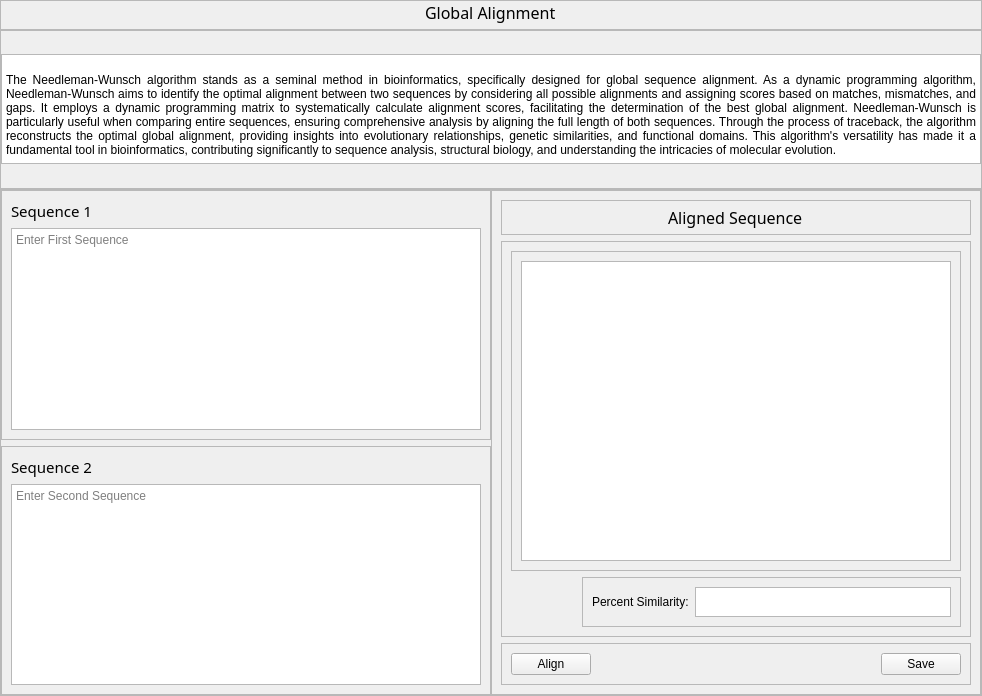
Old version of the form ui/tabs/global_align.ui in the repository bryancastillo10/BioBytes-PairSync.
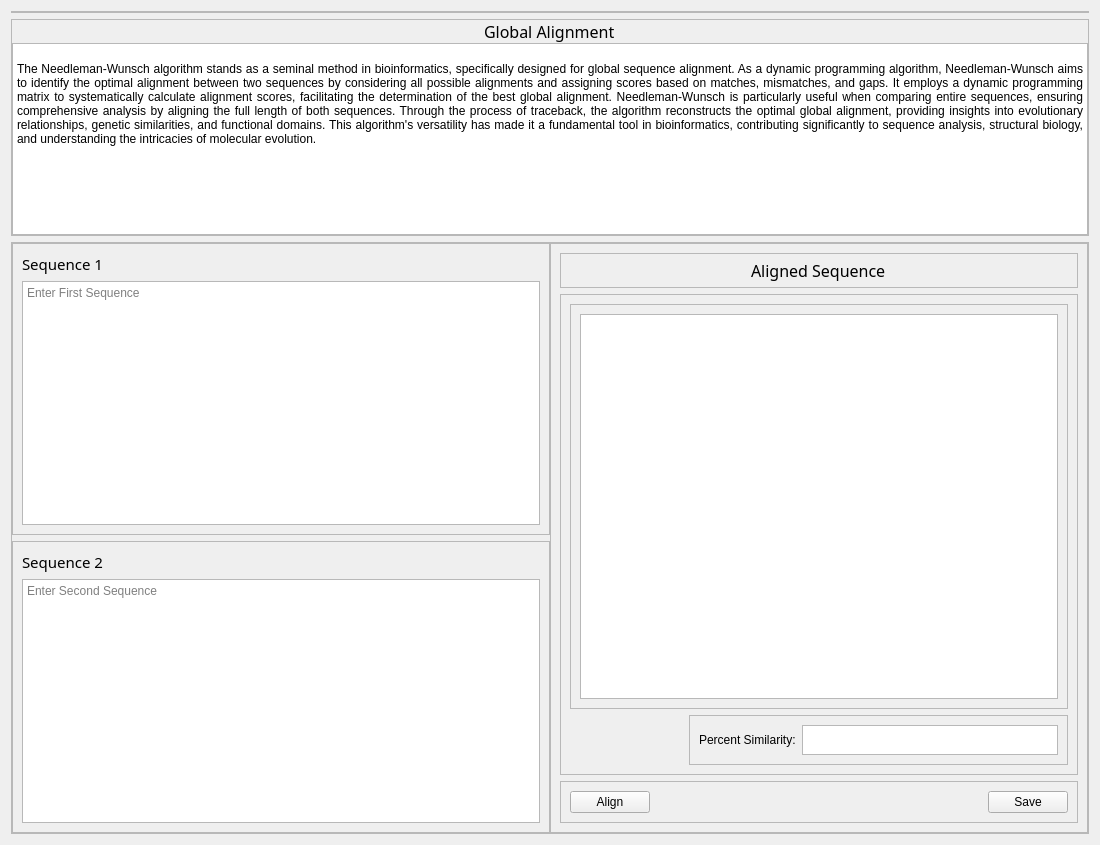
New version of the form.

Diff of the .ui file:
```diff
--- a/ui/tabs/global_align.ui
+++ b/ui/tabs/global_align.ui
@@ -6,22 +6,49 @@
    <rect>
     <x>0</x>
     <y>0</y>
-    <width>982</width>
-    <height>696</height>
+    <width>1100</width>
+    <height>845</height>
    </rect>
   </property>
   <property name="windowTitle">
    <string>Form</string>
   </property>
+  <layout class="QVBoxLayout" name="verticalLayout_3">
+   <item>
+    <widget class="QFrame" name="frame">
+     <property name="maximumSize">
+      <size>
+       <width>16777215</width>
+       <height>16777210</height>
+      </size>
+     </property>
+     <property name="frameShape">
+      <enum>QFrame::StyledPanel</enum>
+     </property>
+     <property name="frameShadow">
+      <enum>QFrame::Raised</enum>
+     </property>
+     <layout class="QVBoxLayout" name="verticalLayout_2">
+      <property name="spacing">
+       <number>0</number>
+      </property>
+      <property name="leftMargin">
+       <number>0</number>
+      </property>
+      <property name="topMargin">
+       <number>0</number>
+      </property>
+      <property name="rightMargin">
+       <number>0</number>
+      </property>
+      <property name="bottomMargin">
+       <number>0</number>
+      </property>
+     </layout>
+    </widget>
+   </item>
+   <item>
   <widget class="QFrame" name="frame_2">
-   <property name="geometry">
-    <rect>
-     <x>0</x>
-     <y>30</y>
-     <width>982</width>
-     <height>159</height>
-    </rect>
-   </property>
    <property name="frameShape">
     <enum>QFrame::StyledPanel</enum>
    </property>
@@ -44,34 +71,41 @@
     <property name="bottomMargin">
      <number>0</number>
     </property>
-    <item>
+      <item alignment="Qt::AlignHCenter|Qt::AlignTop">
+       <widget class="QLabel" name="label">
+        <property name="font">
+         <font>
+          <family>Noto Sans</family>
+          <pointsize>12</pointsize>
+         </font>
+        </property>
+        <property name="text">
+         <string>Global Alignment</string>
+        </property>
+       </widget>
+      </item>
+      <item alignment="Qt::AlignTop">
      <widget class="QTextBrowser" name="textBrowser">
       <property name="maximumSize">
        <size>
         <width>16777215</width>
-        <height>110</height>
+          <height>200</height>
        </size>
       </property>
       <property name="html">
        <string>&lt;!DOCTYPE HTML PUBLIC &quot;-//W3C//DTD HTML 4.0//EN&quot; &quot;http://www.w3.org/TR/REC-html40/strict.dtd&quot;&gt;
 &lt;html&gt;&lt;head&gt;&lt;meta name=&quot;qrichtext&quot; content=&quot;1&quot; /&gt;&lt;style type=&quot;text/css&quot;&gt;
 p, li { white-space: pre-wrap; }
-&lt;/style&gt;&lt;/head&gt;&lt;body style=&quot; font-family:'PMingLiU'; font-size:9pt; font-weight:400; font-style:normal;&quot;&gt;
-&lt;p align=&quot;justify&quot; style=&quot; margin-top:0px; margin-bottom:0px; margin-left:0px; margin-right:0px; -qt-block-indent:0; text-indent:0px;&quot;&gt;&lt;br /&gt;The Needleman-Wunsch algorithm stands as a seminal method in bioinformatics, specifically designed for global sequence alignment. As a dynamic programming algorithm, Needleman-Wunsch aims to identify the optimal alignment between two sequences by considering all possible alignments and assigning scores based on matches, mismatches, and gaps. It employs a dynamic programming matrix to systematically calculate alignment scores, facilitating the determination of the best global alignment. Needleman-Wunsch is particularly useful when comparing entire sequences, ensuring comprehensive analysis by aligning the full length of both sequences. Through the process of traceback, the algorithm reconstructs the optimal global alignment, providing insights into evolutionary relationships, genetic similarities, and functional domains. This algorithm's versatility has made it a fundamental tool in bioinformatics, contributing significantly to sequence analysis, structural biology, and understanding the intricacies of molecular evolution.&lt;/p&gt;&lt;/body&gt;&lt;/html&gt;</string>
+&lt;/style&gt;&lt;/head&gt;&lt;body style=&quot; font-family:'MS Shell Dlg 2'; font-size:7.8pt; font-weight:400; font-style:normal;&quot;&gt;
+&lt;p align=&quot;justify&quot; style=&quot; margin-top:0px; margin-bottom:0px; margin-left:0px; margin-right:0px; -qt-block-indent:0; text-indent:0px;&quot;&gt;&lt;span style=&quot; font-family:'PMingLiU'; font-size:9pt;&quot;&gt;&lt;br /&gt;The Needleman-Wunsch algorithm stands as a seminal method in bioinformatics, specifically designed for global sequence alignment. As a dynamic programming algorithm, Needleman-Wunsch aims to identify the optimal alignment between two sequences by considering all possible alignments and assigning scores based on matches, mismatches, and gaps. It employs a dynamic programming matrix to systematically calculate alignment scores, facilitating the determination of the best global alignment. Needleman-Wunsch is particularly useful when comparing entire sequences, ensuring comprehensive analysis by aligning the full length of both sequences. Through the process of traceback, the algorithm reconstructs the optimal global alignment, providing insights into evolutionary relationships, genetic similarities, and functional domains. This algorithm's versatility has made it a fundamental tool in bioinformatics, contributing significantly to sequence analysis, structural biology, and understanding the intricacies of molecular evolution.&lt;/span&gt;&lt;/p&gt;&lt;/body&gt;&lt;/html&gt;</string>
       </property>
      </widget>
     </item>
    </layout>
   </widget>
+   </item>
+   <item>
   <widget class="QFrame" name="frame_3">
-   <property name="geometry">
-    <rect>
-     <x>0</x>
-     <y>189</y>
-     <width>982</width>
-     <height>507</height>
-    </rect>
-   </property>
    <property name="sizePolicy">
     <sizepolicy hsizetype="Expanding" vsizetype="Expanding">
      <horstretch>0</horstretch>
@@ -321,58 +355,8 @@
     </item>
    </layout>
   </widget>
-  <widget class="QFrame" name="frame">
-   <property name="geometry">
-    <rect>
-     <x>0</x>
-     <y>0</y>
-     <width>982</width>
-     <height>30</height>
-    </rect>
-   </property>
-   <property name="maximumSize">
-    <size>
-     <width>16777215</width>
-     <height>16777210</height>
-    </size>
-   </property>
-   <property name="frameShape">
-    <enum>QFrame::StyledPanel</enum>
-   </property>
-   <property name="frameShadow">
-    <enum>QFrame::Raised</enum>
-   </property>
-   <layout class="QVBoxLayout" name="verticalLayout_2">
-    <property name="spacing">
-     <number>0</number>
-    </property>
-    <property name="leftMargin">
-     <number>0</number>
-    </property>
-    <property name="topMargin">
-     <number>0</number>
-    </property>
-    <property name="rightMargin">
-     <number>0</number>
-    </property>
-    <property name="bottomMargin">
-     <number>0</number>
-    </property>
-    <item alignment="Qt::AlignHCenter|Qt::AlignTop">
-     <widget class="QLabel" name="label">
-      <property name="font">
-       <font>
-        <family>Noto Sans</family>
-        <pointsize>12</pointsize>
-       </font>
-      </property>
-      <property name="text">
-       <string>Global Alignment</string>
-      </property>
-     </widget>
-    </item>
-   </layout>
-  </widget>
+   </item>
+  </layout>
  </widget>
  <resources/>
  <connections/>
```
Lines whose indentation alone changed are shown as unchanged.
